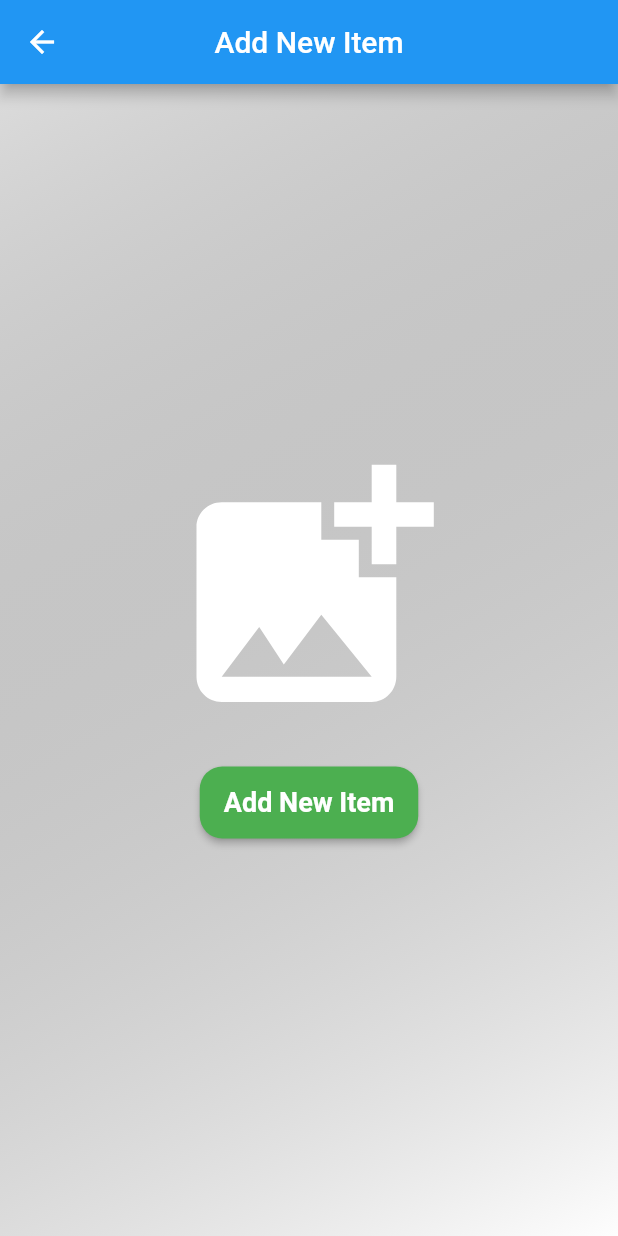
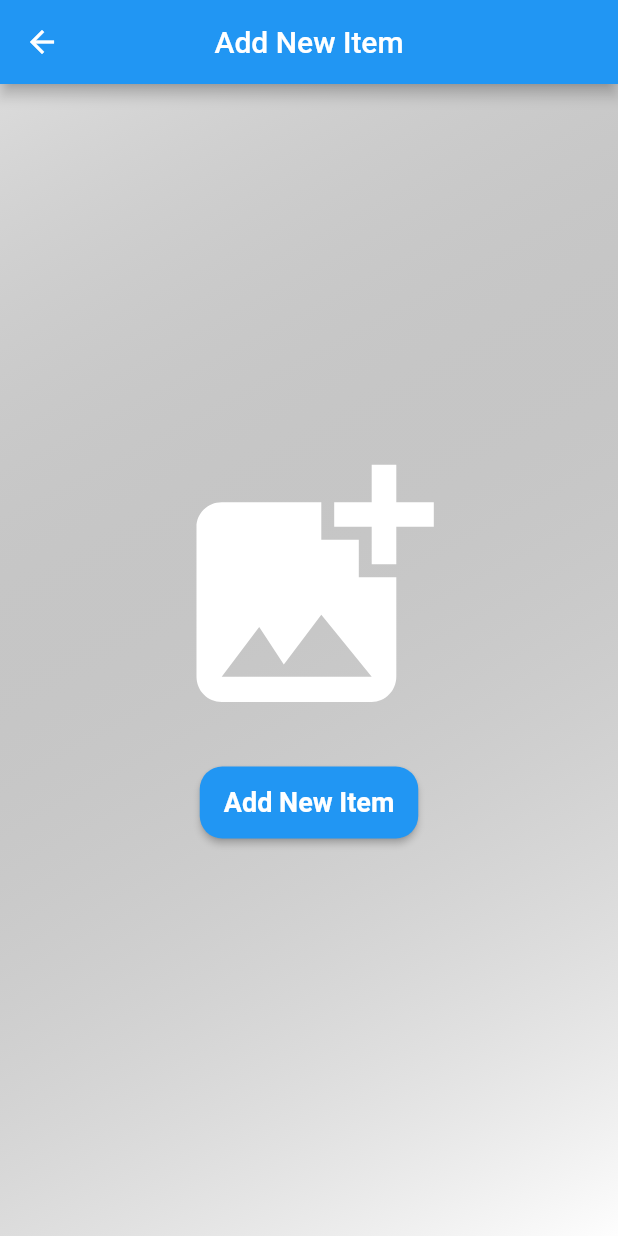
Before and after one commit to MuhammetVural/BotanikBahcem, a Flutter app: the ItemsUploadScreen screen opened directly, on a phone screen of 412 x 824 dp. Run offline on Flutter 3.47's test engine with Material 2 defaults, Android fonts, the phone set to English and light mode, and no system bars; our stand-ins replace cloud_firestore, firebase_auth, firebase_core, firebase_storage, flutter_rating_bar, image_picker and 1 more; accounts and stored records are empty.

Commit message:
buton renk psnrli değiştirildi

```diff
--- a/lib/features/login/presentation/widgets/reuseable_widget.dart
+++ b/lib/features/login/presentation/widgets/reuseable_widget.dart
@@ -128,7 +128,7 @@ Container normalButton(BuildContext context, String title,
             if (states.contains(MaterialState.pressed)) {
               return Colors.white70;
             }
-            return Colors.green;
+            return Colors.blue;
           }),
           shape: MaterialStateProperty.all<RoundedRectangleBorder>(
               RoundedRectangleBorder(borderRadius: BorderRadius.circular(15)))),
```
